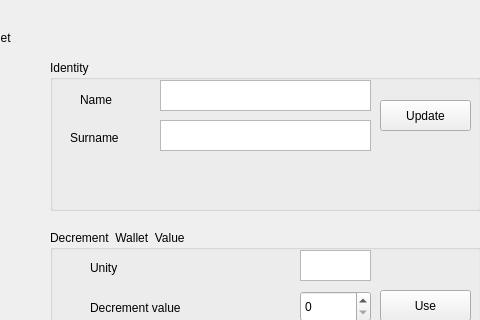
Old version of the form projectTDCOMSANSFIL/mywindow.ui in the repository teo1747/comSansFil; both pictures show x 320 to 800 and y 0 to 320 of the 800 by 600 pixel window.
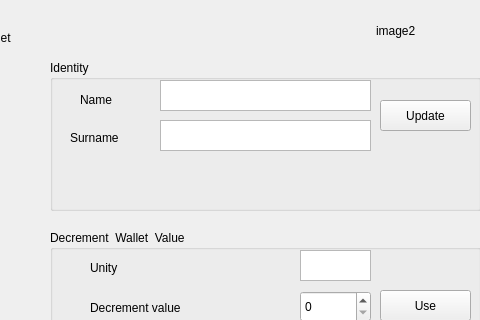
New version of the form.

What changed in the file:
```diff
--- a/projectTDCOMSANSFIL/mywindow.ui
+++ b/projectTDCOMSANSFIL/mywindow.ui
@@ -321,6 +321,19 @@
      <string>image</string>
     </property>
    </widget>
+   <widget class="QLabel" name="Pic_2">
+    <property name="geometry">
+     <rect>
+      <x>696</x>
+      <y>10</y>
+      <width>91</width>
+      <height>41</height>
+     </rect>
+    </property>
+    <property name="text">
+     <string>image2</string>
+    </property>
+   </widget>
   </widget>
   <widget class="QStatusBar" name="statusbar"/>
  </widget>
```
